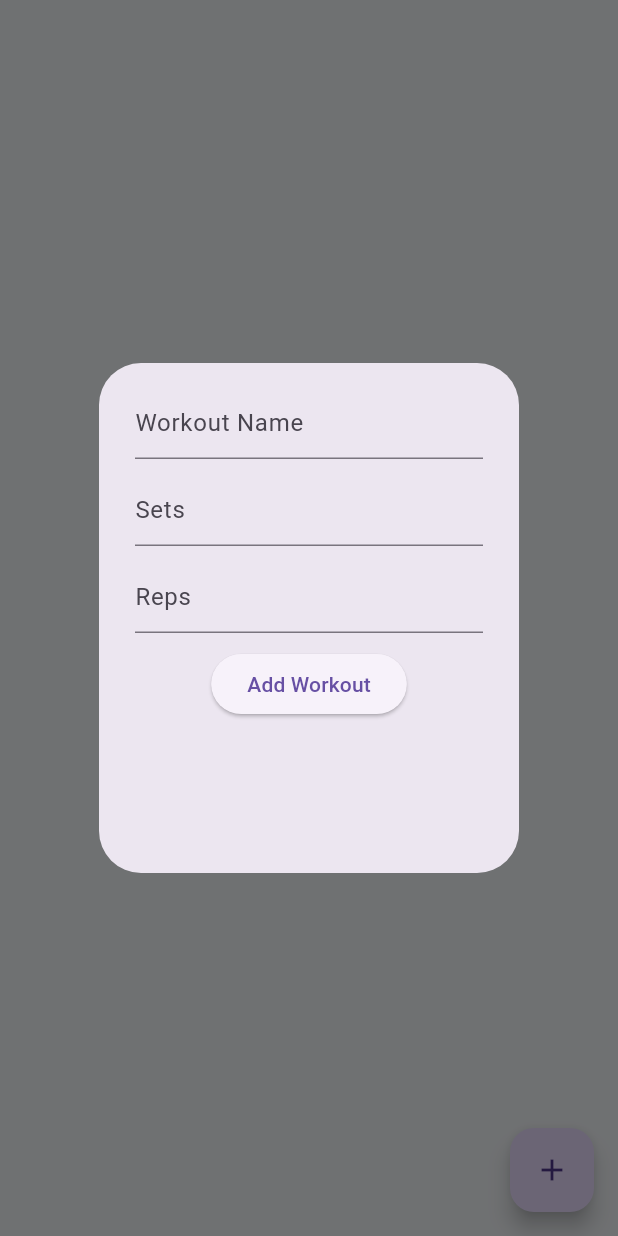
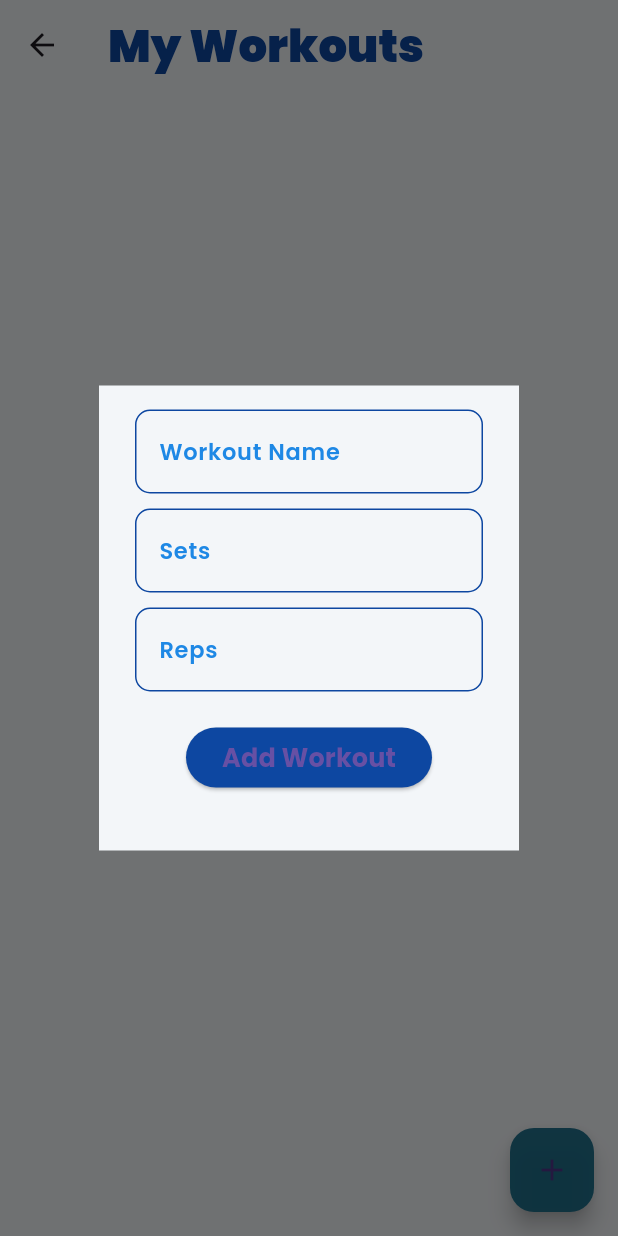
Before and after one commit to karan-lakhadive19/MyFit, a Flutter app: the WorkoutScreen screen opened directly, after a tap on the "add" icon, on a phone screen of 412 x 824 dp. Run offline on Flutter 3.47's test engine with Material 3 defaults, Android fonts, the phone set to English and light mode, and no system bars; our stand-ins replace cloud_firestore, firebase_auth, firebase_core, google_fonts, google_nav_bar, smooth_page_indicator; accounts and stored records are empty.

Commit message:
custom_workout ui fixed

```diff
--- a/lib/screens/widgets/add_workout_widget.dart
+++ b/lib/screens/widgets/add_workout_widget.dart
@@ -3,6 +3,7 @@
 import 'package:cloud_firestore/cloud_firestore.dart';
 import 'package:firebase_auth/firebase_auth.dart';
 import 'package:flutter/material.dart';
+import 'package:google_fonts/google_fonts.dart';
 
 class AddWorkoutWidget extends StatefulWidget {
   const AddWorkoutWidget({super.key});
@@ -49,42 +50,115 @@
   @override
   Widget build(BuildContext context) {
     return AlertDialog(
-
+      backgroundColor: Color.fromARGB(255, 243, 246, 249),
+      shape: Border.all(style: BorderStyle.none),
       content: Container(
-        height: 300,
+        decoration: BoxDecoration(borderRadius: BorderRadius.circular(12)),
+        height: 270,
         child: Form(
           child: Column(
             children: [
               TextFormField(
                   controller: nameController,
-                decoration: InputDecoration(hintText: "Workout Name"),
+                  decoration: InputDecoration(
+                    labelText: 'Workout Name',
+                    labelStyle: TextStyle(
+                      color: Colors.blue[600],
+                      fontSize: 15,
+                      fontFamily: 'Poppins',
+                      fontWeight: FontWeight.w600,
                     ),
+                    enabledBorder: OutlineInputBorder(
+                      borderRadius: BorderRadius.all(Radius.circular(10)),
+                      borderSide: BorderSide(
+                        width: 1,
+                        color: Colors.blue.shade900,
+                      ),
+                    ),
+                    focusedBorder: OutlineInputBorder(
+                      borderRadius: BorderRadius.all(Radius.circular(10)),
+                      borderSide: BorderSide(
+                        width: 1,
+                        color: Colors.blue.shade900,
+                      ),
+                    ),
+                  )),
               SizedBox(
                 height: 10,
               ),
               TextFormField(
                   controller: setsController,
                   keyboardType: TextInputType.number,
-                decoration: InputDecoration(hintText: "Sets"),
+                  decoration: InputDecoration(
+                    labelText: 'Sets',
+                    labelStyle: TextStyle(
+                      color: Colors.blue[600],
+                      fontSize: 15,
+                      fontFamily: 'Poppins',
+                      fontWeight: FontWeight.w600,
                     ),
+                    enabledBorder: OutlineInputBorder(
+                      borderRadius: BorderRadius.all(Radius.circular(10)),
+                      borderSide: BorderSide(
+                        width: 1,
+                        color: Colors.blue.shade900,
+                      ),
+                    ),
+                    focusedBorder: OutlineInputBorder(
+                      borderRadius: BorderRadius.all(Radius.circular(10)),
+                      borderSide: BorderSide(
+                        width: 1,
+                        color: Colors.blue.shade900,
+                      ),
+                    ),
+                  )),
               SizedBox(
                 height: 10,
               ),
               TextFormField(
                   controller: repsController,
                   keyboardType: TextInputType.number,
-                decoration: InputDecoration(hintText: "Reps"),
+                  decoration:  InputDecoration(
+                    labelText: 'Reps',
+                    labelStyle: TextStyle(
+                      color: Colors.blue[600],
+                      fontSize: 15,
+                      fontFamily: 'Poppins',
+                      fontWeight: FontWeight.w600,
                     ),
+                    enabledBorder: OutlineInputBorder(
+                      borderRadius: BorderRadius.all(Radius.circular(10)),
+                      borderSide: BorderSide(
+                        width: 1,
+                        color: Colors.blue.shade900,
+                      ),
+                    ),
+                    focusedBorder: OutlineInputBorder(
+                      borderRadius: BorderRadius.all(Radius.circular(10)),
+                      borderSide: BorderSide(
+                        width: 1,
+                        color: Colors.blue.shade900,
+                      ),
+                    ),
+                  )),
               SizedBox(
-                height: 10,
+                height: 20,
               ),
               ElevatedButton(
+              style: ElevatedButton.styleFrom(
+                backgroundColor: Colors.blue[900]
+              ),
                 onPressed: () {
                   addWorkout(nameController.text, setsController.text,
                       repsController.text);
                   Navigator.pop(context);
                 },
-                  child: Text("Add Workout"))
+                child: Text(
+                  "Add Workout",
+                  style: GoogleFonts.poppins(
+                      fontSize: 17, fontWeight: FontWeight.bold),
+                ),
+              )
             ],
           ),
         ),
--- a/lib/screens/workout.dart
+++ b/lib/screens/workout.dart
@@ -1,4 +1,6 @@
 // ignore_for_file: prefer_const_constructors, prefer_const_literals_to_create_immutables
+
+import 'dart:async';
 
 import 'package:cloud_firestore/cloud_firestore.dart';
 import 'package:firebase_auth/firebase_auth.dart';
@@ -23,7 +25,19 @@
     final titleController = TextEditingController();
 
     return Scaffold(
+      appBar: AppBar(
+        // centerTitle: true,
+        toolbarHeight: 60,
+        elevation: 0,
+        backgroundColor: Color.fromARGB(255, 243, 246, 249),
+        title: Text("My Workouts", style: GoogleFonts.poppins(
+                        fontSize: 30,
+                        fontWeight: FontWeight.w900,
+                        color: Colors.blue[900]),
+                  ),
+      ),
       floatingActionButton: FloatingActionButton(
+        backgroundColor: Color(0xff1176B87),
         onPressed: () {
           showDialog(
             context: context,
@@ -36,12 +50,19 @@
       ),
       backgroundColor: Color.fromARGB(255, 243, 246, 249),
       body: Container(
+
         child: StreamBuilder<QuerySnapshot>(
           stream: FirebaseFirestore.instance.collection('users').doc(user!.uid).collection('workouts').snapshots(),
           builder: (context, snapshot) {
-            if(!snapshot.hasData) {
+            if(!snapshot.hasData || snapshot.data!.docs.isEmpty) {
               return Center(
-                child: Text("Add Workout!")
+                child: Text(
+                    "Add Workout!",
+                    style: GoogleFonts.poppins(
+                        fontSize: 30,
+                        fontWeight: FontWeight.w900,
+                        color: Colors.blue[900]),
+                  ),
               );
             }else if(snapshot.connectionState==ConnectionState.waiting) {
               return Center(child: CircularProgressIndicator(),);
```
Also changed, not shown: lib/screens/widgets/my_card_widget.dart (+45 -20 lines). Lines whose indentation alone changed are shown as unchanged.
